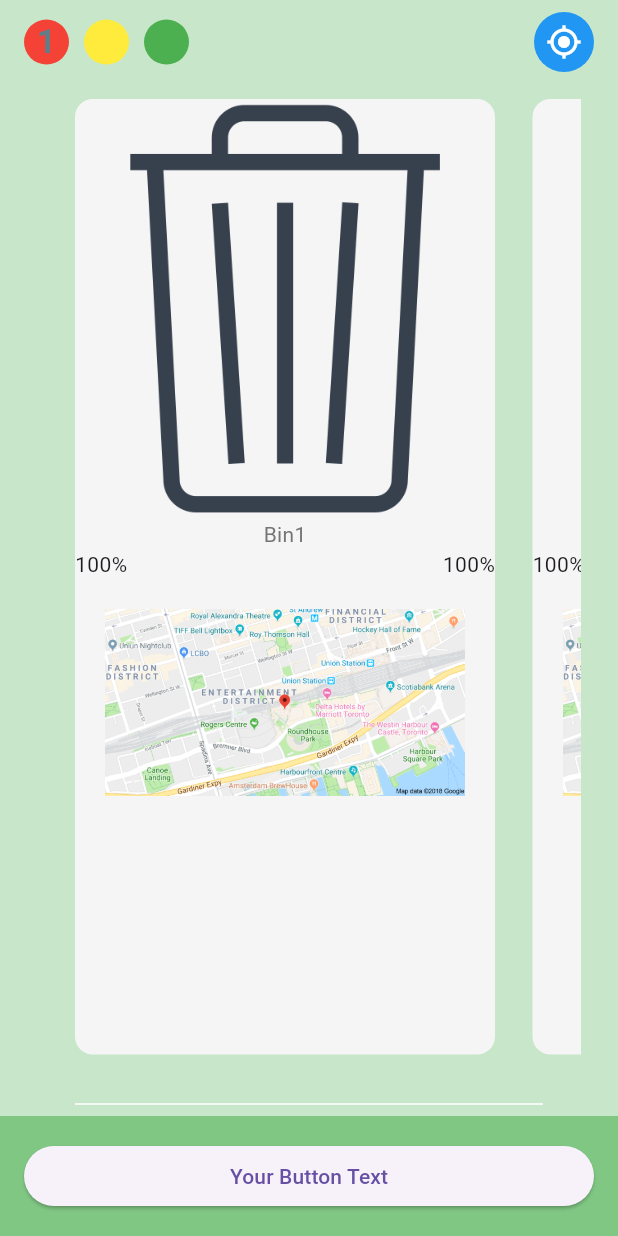
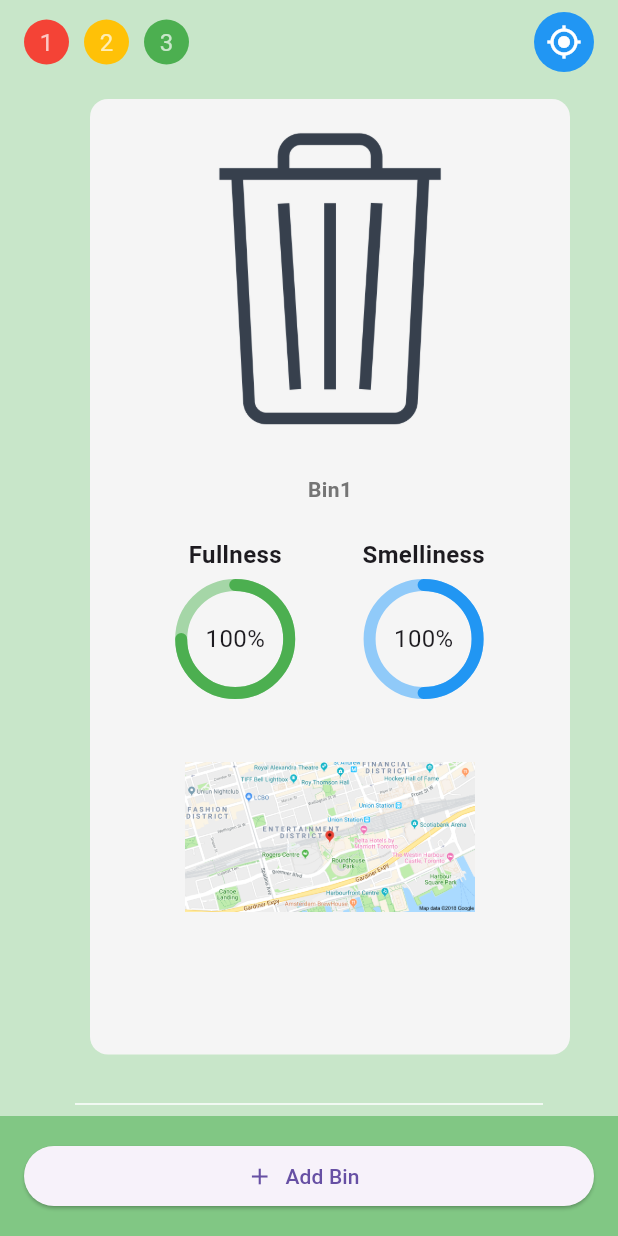
Before and after one commit to Vidi-M/IOT-Waste-Management, a Flutter app: the HomePage screen opened directly, on a phone screen of 412 x 824 dp. Run offline on Flutter 3.47's test engine with Material 3 defaults, Android fonts, the phone set to English and light mode, and no system bars; drawn by our look-alikes of percent_indicator.

Commit message:
added percentage indicator

```diff
--- a/iot_app/iot_app/lib/pages/components/bin_tile.dart
+++ b/iot_app/iot_app/lib/pages/components/bin_tile.dart
@@ -1,5 +1,6 @@
 import 'package:flutter/material.dart';
 import 'package:iot_app/pages/models/bin.dart';
+import 'package:percent_indicator/circular_percent_indicator.dart';
 
 class BinTile extends StatelessWidget {
   Bin bin;
@@ -9,7 +10,7 @@ class BinTile extends StatelessWidget {
   Widget build(BuildContext context) {
     return Container(
       margin: const EdgeInsets.only(left: 25),
-      width: 280,
+      width: 320,
       decoration: BoxDecoration(
         color: Colors.grey[100],
         borderRadius: BorderRadius.circular(12),
@@ -17,31 +18,111 @@ class BinTile extends StatelessWidget {
       child: Column(
         children: [
           //bin pic
-          ClipRRect(
-            borderRadius: BorderRadius.circular(12),
-            child: Image.asset(bin.img),
+          Padding(
+            padding: const EdgeInsets.all(20.0),
+            child: ClipRRect(
+              borderRadius: BorderRadius.circular(12),
+              child: Image.asset(bin.img, height: 200, fit: BoxFit.cover),
+            ),
           ),
 
           //name
-          Text(
-            bin.name,
-            style: TextStyle(color: Colors.grey[600]),
+          Padding(
+            padding: const EdgeInsets.all(10.0),
+            child: Text(
+              bin.name,
+              style: TextStyle(
+                color: Colors.grey[600],
+                fontWeight: FontWeight.bold,
+              ),
+            ),
           ),
 
           //data
-          Row(
-            mainAxisAlignment: MainAxisAlignment.spaceBetween,
-            children: [
-              Text(bin.data),
-              Text(bin.data),
-            ],
+          Padding(
+            padding: const EdgeInsets.all(12.0),
+            child: Column(
+              children: [
+                Row(
+                  mainAxisAlignment: MainAxisAlignment.spaceEvenly,
+                  children: [
+                    Column(
+                      children: [
+                        const Text(
+                          'Fullness',
+                          style: TextStyle(
+                              fontSize: 16, fontWeight: FontWeight.bold),
+                        ),
+                        const SizedBox(height: 5),
+                        CircularPercentIndicator(
+                          animation: true,
+                          animationDuration: 1000,
+                          radius: 40,
+                          lineWidth: 8,
+                          percent: 0.75,
+                          center: Text(
+                            bin.data,
+                            style: const TextStyle(fontSize: 16),
+                          ),
+                          progressColor: Colors.green,
+                          backgroundColor: Colors.green.shade200,
+                          circularStrokeCap: CircularStrokeCap.round,
+                        ),
+                      ],
+                    ),
+                    Column(
+                      children: [
+                        const Text(
+                          'Smelliness',
+                          style: TextStyle(
+                              fontSize: 16, fontWeight: FontWeight.bold),
+                        ),
+                        const SizedBox(height: 5),
+                        CircularPercentIndicator(
+                          radius: 40,
+                          lineWidth: 8,
+                          percent: 0.50,
+                          center: Text(
+                            bin.data,
+                            style: const TextStyle(fontSize: 16),
+                          ),
+                          progressColor: Colors.blue,
+                          backgroundColor: Colors.blue.shade200,
+                          circularStrokeCap: CircularStrokeCap.round,
+                        ),
+                      ],
+                    )
+                  ],
+                ),
+              ],
+            ),
           ),
 
+          // //Spacer
+          const SizedBox(height: 10),
+
           //map
-          Container(
-            padding: const EdgeInsets.all(20),
-            child: Image.asset(bin.maplogo),
-          )
+          Padding(
+            padding: const EdgeInsets.all(10.0),
+            child: Container(
+              padding: const EdgeInsets.all(10.0),
+              child: Image.asset(
+                bin.maplogo,
+                height: 100,
+              ),
+            ),
+          ),
+
+          // edit button
+
+          // Positioned(
+          //   top: 10,
+          //   left: 10,
+          //   child: IconButton(
+          //     icon: const Icon(Icons.edit),
+          //     onPressed: () {},
+          //   ),
+          // )
         ],
       ),
     );
--- a/iot_app/iot_app/lib/pages/home_page.dart
+++ b/iot_app/iot_app/lib/pages/home_page.dart
@@ -40,8 +40,9 @@ class _HomePageState extends State<HomePage> {
                     child: Text(
                       '1',
                       style: TextStyle(
-                        color: Colors.blueGrey,
-                        fontWeight: FontWeight.bold,
+                        color: Colors.white70,
+                        //fontWeight: FontWeight.bold,
+                        fontSize: 16,
                       ),
                     ),
                   ),
@@ -51,9 +52,19 @@ class _HomePageState extends State<HomePage> {
                   height: 30,
                   decoration: const BoxDecoration(
                     shape: BoxShape.circle,
-                    color: Colors.yellow, // Replace with appropriate colors
+                    color: Colors.amber, // Replace with appropriate colors
                   ),
                   margin: const EdgeInsets.only(right: 10),
+                  child: const Center(
+                    child: Text(
+                      '2',
+                      style: TextStyle(
+                        color: Colors.white70,
+                        //fontWeight: FontWeight.bold,
+                        fontSize: 16,
+                      ),
+                    ),
+                  ),
                 ),
                 Container(
                   width: 30,
@@ -63,6 +74,16 @@ class _HomePageState extends State<HomePage> {
                     color: Colors.green, // Replace with appropriate colors
                   ),
                   margin: const EdgeInsets.only(right: 10),
+                  child: const Center(
+                    child: Text(
+                      '3',
+                      style: TextStyle(
+                        color: Colors.white70,
+                        //fontWeight: FontWeight.bold,
+                        fontSize: 16,
+                      ),
+                    ),
+                  ),
                 ),
               ],
             ),
@@ -105,11 +126,14 @@ class _HomePageState extends State<HomePage> {
                   itemBuilder: (context, index) {
                     Bin bin = Bin(
                         img: 'lib/images/bin.png',
-                        name: 'Bin1',
+                        name: 'Bin${index + 1}',
                         data: '100%',
                         maplogo: 'lib/images/map.png');
-                    return BinTile(
-                      bin: bin,
+                    return Padding(
+                      padding: const EdgeInsets.symmetric(horizontal: 10),
+                      child: BinTile(
+                        bin: bin,
+                      ),
                     );
                   },
                 ),
@@ -129,12 +153,19 @@ class _HomePageState extends State<HomePage> {
         width: double.infinity, // Make the container take up the entire width
         padding: const EdgeInsets.all(16), // Add padding to the button
         color: Colors.green[300], // Background color of the container
-        child: ElevatedButton(
+        child: ElevatedButton.icon(
           // Button widget
           onPressed: () {
             // Handle button press
+            // Navigator.push(
+            //   context,
+            //   MaterialPageRoute(
+            //     builder: (context) => YourNextPage(), // Replace YourNextPage() with the page you want to navigate to
+            //   ),
+            // );
           },
-          child: const Text('Your Button Text'), // Text of the button
+          icon: const Icon(Icons.add),
+          label: const Text('Add Bin'), // Text of the button
         ),
       ),
     );
--- a/iot_app/iot_app/pubspec.yaml
+++ b/iot_app/iot_app/pubspec.yaml
@@ -35,6 +35,8 @@ dependencies:
   # The following adds the Cupertino Icons font to your application.
   # Use with the CupertinoIcons class for iOS style icons.
   cupertino_icons: ^1.0.2
+  percent_indicator: ^4.2.3
+  provider: ^6.1.1
 
 dev_dependencies:
   flutter_test:
```
Also changed, not shown: iot_app/iot_app/pubspec.lock.
